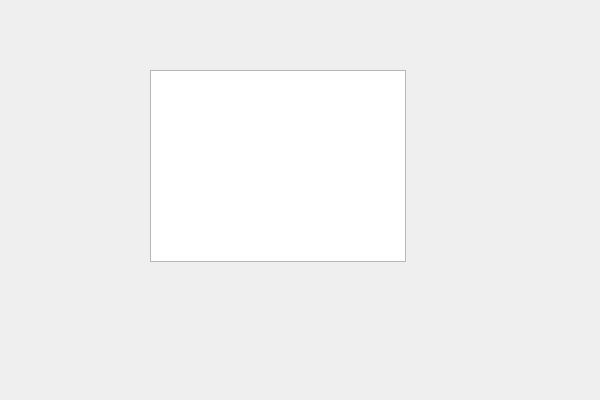
Qt form Tools/Tools/Tools.ui (OasisGallagher/QApplication) before a commit.
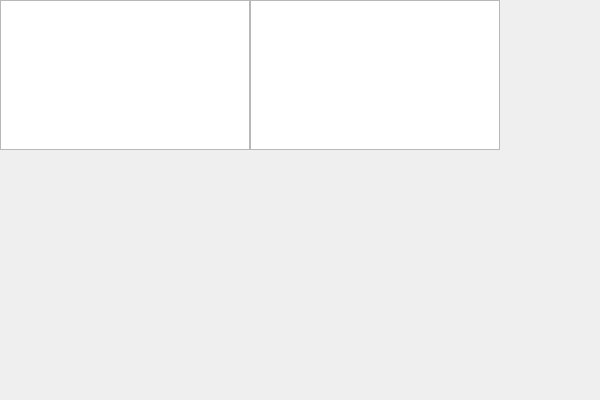
The same form after that commit. Custom widgets are drawn as their Qt base class.

What changed in the file:
```diff
--- a/Tools/Tools/Tools.ui
+++ b/Tools/Tools/Tools.ui
@@ -16,17 +16,70 @@
   <widget class="QTreeView" name="fileTree">
    <property name="geometry">
     <rect>
-     <x>150</x>
-     <y>70</y>
-     <width>256</width>
-     <height>192</height>
+     <x>250</x>
+     <y>0</y>
+     <width>250</width>
+     <height>150</height>
+    </rect>
+   </property>
+  </widget>
+  <widget class="QStackedWidget" name="videos">
+   <property name="geometry">
+    <rect>
+     <x>0</x>
+     <y>0</y>
+     <width>250</width>
+     <height>150</height>
+    </rect>
+   </property>
+   <property name="currentIndex">
+    <number>1</number>
+   </property>
+   <widget class="QWidget" name="listPage">
+    <widget class="QListView" name="videoList">
+     <property name="geometry">
+      <rect>
+       <x>0</x>
+       <y>0</y>
+       <width>250</width>
+       <height>150</height>
+      </rect>
+     </property>
+    </widget>
+   </widget>
+   <widget class="QWidget" name="tablePage">
+    <widget class="QTableView" name="videoTable">
+     <property name="geometry">
+      <rect>
+       <x>0</x>
+       <y>0</y>
+       <width>250</width>
+       <height>150</height>
+      </rect>
+     </property>
+    </widget>
+   </widget>
+  </widget>
+  <widget class="GLWidget" name="canvas" native="true">
+   <property name="geometry">
+    <rect>
+     <x>100</x>
+     <y>160</y>
+     <width>411</width>
+     <height>211</height>
     </rect>
    </property>
   </widget>
  </widget>
  <layoutdefault spacing="6" margin="11"/>
- <resources>
-  <include location="Tools.qrc"/>
- </resources>
+ <customwidgets>
+  <customwidget>
+   <class>GLWidget</class>
+   <extends>QWidget</extends>
+   <header>GLWidget.h</header>
+   <container>1</container>
+  </customwidget>
+ </customwidgets>
+ <resources/>
  <connections/>
 </ui>
```
